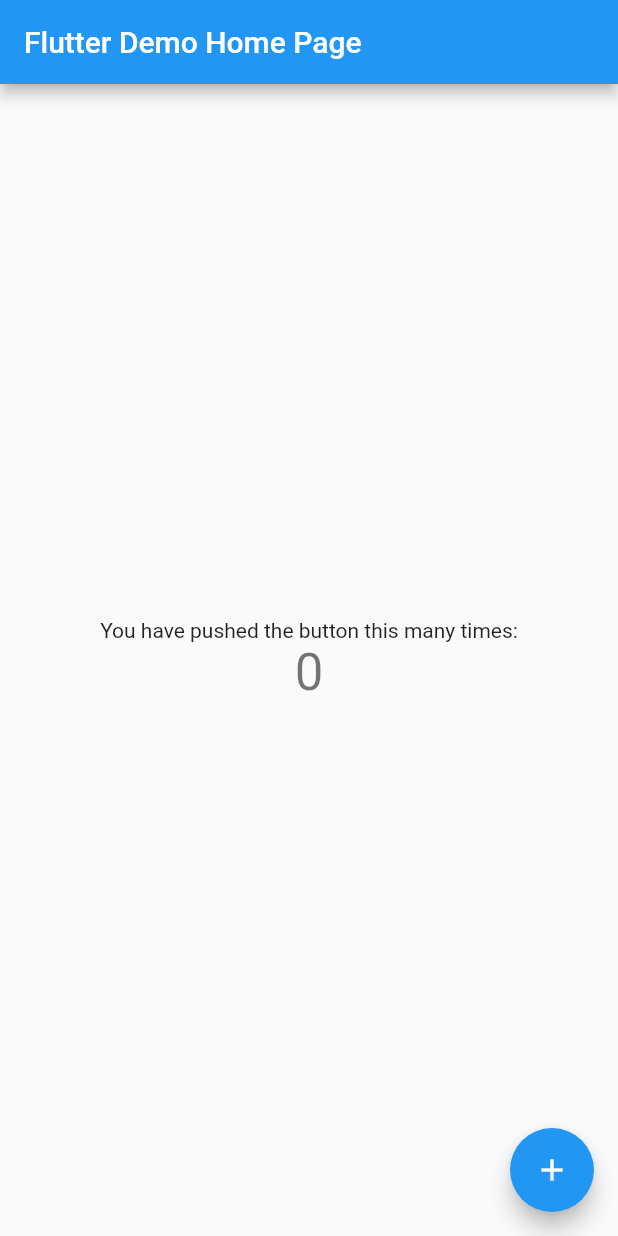
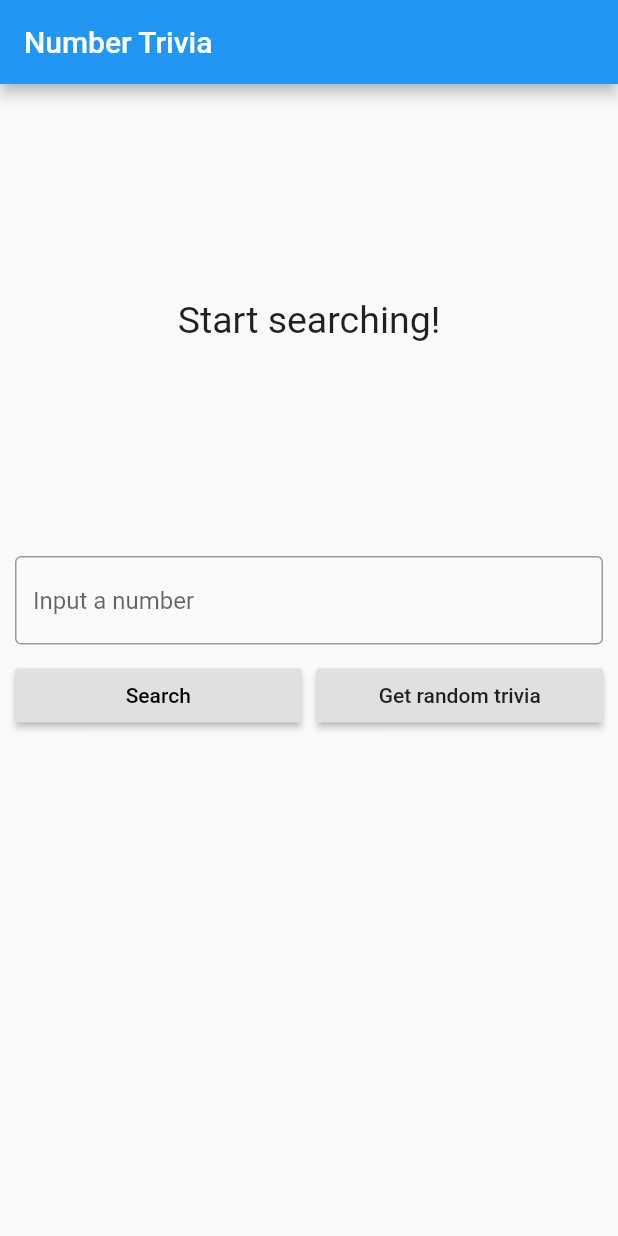
Before and after one commit to JoaoVitorAmorim/number-trivia, a Flutter app: the screen it shows after launch, on a phone screen of 412 x 824 dp. Run offline on Flutter 3.47's test engine with Material 2 defaults, Android fonts, the light colour scheme and no system bars; our stand-ins replace bloc, dartz, equatable, flutter_bloc, get_it, shared_preferences; missing offline and left inert: data_connection_checker.

Commit message:
[WIP] Page Presentation

```diff
--- /dev/null
+++ b/numbertrivia/lib/features/number_trivia/presentation/pages/number_trivia_page.dart
@@ -0,0 +1,62 @@
+import 'package:flutter/material.dart';
+import 'package:flutter_bloc/flutter_bloc.dart';
+
+import '../../../../injection_container.dart';
+import '../bloc/number_trivia_bloc.dart';
+import '../bloc/number_trivia_state.dart';
+import '../widgets/loading_widget.dart';
+import '../widgets/mesasge_display.dart';
+import '../widgets/trivia_controls.dart';
+import '../widgets/trivia_display.dart';
+
+
+class NumberTriviaPage extends StatelessWidget {
+  @override
+  Widget build(BuildContext context) {
+    return Scaffold(
+      appBar: AppBar(
+        title: Text('Number Trivia'),
+      ),
+      body: SingleChildScrollView(
+        child: buildBody(context),
+      ),
+    );
+  }
+
+  BlocProvider<NumberTriviaBloc> buildBody(BuildContext context) {
+    return BlocProvider(
+      create: (_) => sl<NumberTriviaBloc>(),
+      child: Center(
+        child: Padding(
+          padding: const EdgeInsets.all(10),
+          child: Column(
+            children: <Widget>[
+              SizedBox(height: 10),
+              // Top half
+              BlocBuilder<NumberTriviaBloc, NumberTriviaState>(
+                builder: (context, state) {
+                  if (state is Empty) {
+                    return MessageDisplay(
+                      message: 'Start searching!',
+                    );
+                  } else if (state is Loading) {
+                    return LoadingWidget();
+                  } else if (state is Loaded) {
+                    return TriviaDisplay(numberTrivia: state.trivia);
+                  } else if (state is Error) {
+                    return MessageDisplay(
+                      message: state.message,
+                    );
+                  }
+                },
+              ),
+              SizedBox(height: 20),
+              // Bottom half
+              TriviaControls()
+            ],
+          ),
+        ),
+      ),
+    );
+  }
+}
--- /dev/null
+++ b/numbertrivia/lib/features/number_trivia/presentation/widgets/mesasge_display.dart
@@ -0,0 +1,28 @@
+import 'package:flutter/material.dart';
+
+class MessageDisplay extends StatelessWidget {
+  final String message;
+
+  MessageDisplay({
+    Key key,
+    @required this.message,
+  })  : assert(message != null),
+        super(key: key);
+
+  @override
+  Widget build(BuildContext context) {
+    return Container(
+      // Third of the size of the screen
+      height: MediaQuery.of(context).size.height / 3,
+      child: Center(
+        child: SingleChildScrollView(
+          child: Text(
+            message,
+            style: TextStyle(fontSize: 25),
+            textAlign: TextAlign.center,
+          ),
+        ),
+      ),
+    );
+  }
+}
--- /dev/null
+++ b/numbertrivia/lib/features/number_trivia/presentation/widgets/trivia_controls.dart
@@ -0,0 +1,77 @@
+// ignore_for_file: deprecated_member_use
+
+import 'package:flutter/material.dart';
+import 'package:flutter_bloc/flutter_bloc.dart';
+import '../bloc/number_trivia_bloc.dart';
+import '../bloc/number_trivia_event.dart';
+
+class TriviaControls extends StatefulWidget {
+  @override
+  _TriviaControlsState createState() => _TriviaControlsState();
+}
+
+class _TriviaControlsState extends State<TriviaControls> {
+  final TextEditingController _controller = TextEditingController();
+
+  @override
+  void dispose() {
+    _controller.dispose();
+    super.dispose();
+  }
+
+  @override
+  Widget build(BuildContext context) {
+    return Column(
+      children: <Widget>[
+        TextField(
+          controller: _controller,
+          keyboardType: TextInputType.number,
+          decoration: InputDecoration(
+            border: OutlineInputBorder(),
+            hintText: 'Input a number',
+          ),
+          onChanged: (value) {
+            _controller.text = value;
+          },
+          onSubmitted: (_) {
+            _dispatchConcrete();
+          },
+        ),
+        SizedBox(height: 10),
+        Row(
+          children: <Widget>[
+            Expanded(
+              child: RaisedButton(
+                child: Text('Search'),
+                textTheme: ButtonTextTheme.primary,
+                onPressed: _dispatchConcrete,
+              ),
+            ),
+            SizedBox(width: 10),
+            Expanded(
+              child: RaisedButton(
+                child: Text('Get random trivia'),
+                onPressed: _dispatchRandom,
+              ),
+            ),
+          ],
+        )
+      ],
+    );
+  }
+
+  void _clear() {
+    _controller.clear();
+  }
+
+  void _dispatchConcrete() {
+    BlocProvider.of<NumberTriviaBloc>(context)
+        .add(GetTriviaForConcreteNumber(_controller.text));
+    _clear();
+  }
+
+  void _dispatchRandom() {
+    BlocProvider.of<NumberTriviaBloc>(context).add(GetTriviaForRandomNumber());
+    _clear();
+  }
+}
--- a/numbertrivia/lib/main.dart
+++ b/numbertrivia/lib/main.dart
@@ -1,115 +1,18 @@
 import 'package:flutter/material.dart';
+import 'features/number_trivia/presentation/pages/number_trivia_page.dart';
+import 'injection_container.dart' as di;
 
-void main() {
-  runApp(const MyApp());
+void main() async {
+  await di.init();
+  runApp(MyApp());
 }
 
 class MyApp extends StatelessWidget {
-  const MyApp({Key key}) : super(key: key);
-
-  // This widget is the root of your application.
   @override
   Widget build(BuildContext context) {
     return MaterialApp(
-      title: 'Flutter Demo',
-      theme: ThemeData(
-        // This is the theme of your application.
-        //
-        // Try running your application with "flutter run". You'll see the
-        // application has a blue toolbar. Then, without quitting the app, try
-        // changing the primarySwatch below to Colors.green and then invoke
-        // "hot reload" (press "r" in the console where you ran "flutter run",
-        // or simply save your changes to "hot reload" in a Flutter IDE).
-        // Notice that the counter didn't reset back to zero; the application
-        // is not restarted.
-        primarySwatch: Colors.blue,
-      ),
-      home: const MyHomePage(title: 'Flutter Demo Home Page'),
+      title: 'Number Trivia',
+      home: NumberTriviaPage(),
     );
   }
 }
-
-class MyHomePage extends StatefulWidget {
-  const MyHomePage({Key key, @required this.title}) : super(key: key);
-
-  // This widget is the home page of your application. It is stateful, meaning
-  // that it has a State object (defined below) that contains fields that affect
-  // how it looks.
-
-  // This class is the configuration for the state. It holds the values (in this
-  // case the title) provided by the parent (in this case the App widget) and
-  // used by the build method of the State. Fields in a Widget subclass are
-  // always marked "final".
-
-  final String title;
-
-  @override
-  State<MyHomePage> createState() => _MyHomePageState();
-}
-
-class _MyHomePageState extends State<MyHomePage> {
-  int _counter = 0;
-
-  void _incrementCounter() {
-    setState(() {
-      // This call to setState tells the Flutter framework that something has
-      // changed in this State, which causes it to rerun the build method below
-      // so that the display can reflect the updated values. If we changed
-      // _counter without calling setState(), then the build method would not be
-      // called again, and so nothing would appear to happen.
-      _counter++;
-    });
-  }
-
-  @override
-  Widget build(BuildContext context) {
-    // This method is rerun every time setState is called, for instance as done
-    // by the _incrementCounter method above.
-    //
-    // The Flutter framework has been optimized to make rerunning build methods
-    // fast, so that you can just rebuild anything that needs updating rather
-    // than having to individually change instances of widgets.
-    return Scaffold(
-      appBar: AppBar(
-        // Here we take the value from the MyHomePage object that was created by
-        // the App.build method, and use it to set our appbar title.
-        title: Text(widget.title),
-      ),
-      body: Center(
-        // Center is a layout widget. It takes a single child and positions it
-        // in the middle of the parent.
-        child: Column(
-          // Column is also a layout widget. It takes a list of children and
-          // arranges them vertically. By default, it sizes itself to fit its
-          // children horizontally, and tries to be as tall as its parent.
-          //
-          // Invoke "debug painting" (press "p" in the console, choose the
-          // "Toggle Debug Paint" action from the Flutter Inspector in Android
-          // Studio, or the "Toggle Debug Paint" command in Visual Studio Code)
-          // to see the wireframe for each widget.
-          //
-          // Column has various properties to control how it sizes itself and
-          // how it positions its children. Here we use mainAxisAlignment to
-          // center the children vertically; the main axis here is the vertical
-          // axis because Columns are vertical (the cross axis would be
-          // horizontal).
-          mainAxisAlignment: MainAxisAlignment.center,
-          children: <Widget>[
-            const Text(
-              'You have pushed the button this many times:',
-            ),
-            Text(
-              '$_counter',
-              style: Theme.of(context).textTheme.headline4,
-            ),
-          ],
-        ),
-      ),
-      floatingActionButton: FloatingActionButton(
-        onPressed: _incrementCounter,
-        tooltip: 'Increment',
-        child: const Icon(Icons.add),
-      ), // This trailing comma makes auto-formatting nicer for build methods.
-    );
-  }
-}
```
Also changed, not shown: numbertrivia/lib/features/number_trivia/presentation/widgets/loading_widget.dart (added, +17 -0 lines), numbertrivia/lib/features/number_trivia/presentation/widgets/trivia_display.dart (added, +44 -0 lines), numbertrivia/lib/injection_container.dart (added, +54 -0 lines), 1 other file.
